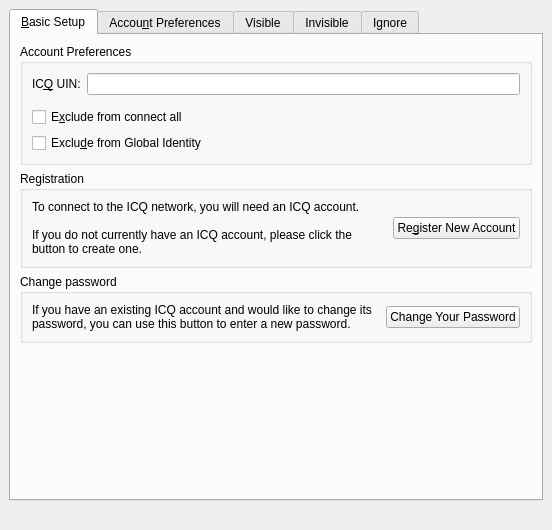
Qt form protocols/oscar/icq/ui/icqeditaccountui.ui (KDE/kopete) before a commit.
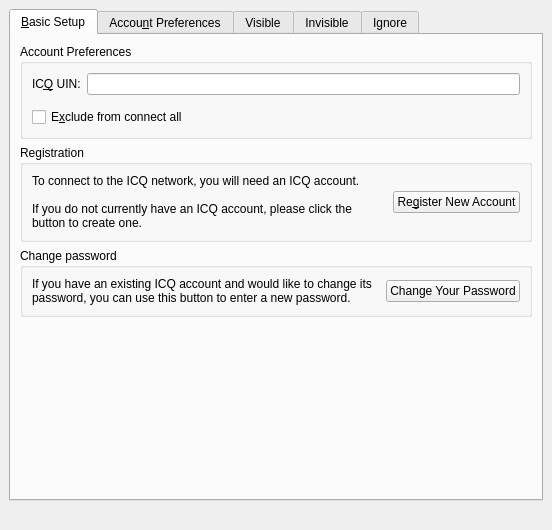
The same form after that commit. Custom widgets are drawn as their Qt base class.

Commit message: Remove the old Global Identity support. This will reimplemented later when the real identity support is done.

```diff
--- a/protocols/oscar/icq/ui/icqeditaccountui.ui
+++ b/protocols/oscar/icq/ui/icqeditaccountui.ui
@@ -99,13 +99,6 @@
             </property>
            </widget>
           </item>
-          <item>
-           <widget class="QCheckBox" name="chkGlobalIdentity" >
-            <property name="text" >
-             <string>Exclu&amp;de from Global Identity</string>
-            </property>
-           </widget>
-          </item>
          </layout>
         </widget>
        </item>
@@ -124,9 +117,7 @@
           <item>
            <widget class="QLabel" name="textLabel6" >
             <property name="sizePolicy" >
-             <sizepolicy>
-              <hsizetype>3</hsizetype>
-              <vsizetype>1</vsizetype>
+             <sizepolicy vsizetype="Minimum" hsizetype="MinimumExpanding" >
               <horstretch>0</horstretch>
               <verstretch>0</verstretch>
              </sizepolicy>
@@ -174,9 +165,7 @@
           <item>
            <widget class="QLabel" name="label" >
             <property name="sizePolicy" >
-             <sizepolicy>
-              <hsizetype>7</hsizetype>
-              <vsizetype>5</vsizetype>
+             <sizepolicy vsizetype="Preferred" hsizetype="Expanding" >
               <horstretch>0</horstretch>
               <verstretch>0</verstretch>
              </sizepolicy>
@@ -192,9 +181,7 @@
           <item>
            <widget class="QPushButton" name="buttonChangePassword" >
             <property name="sizePolicy" >
-             <sizepolicy>
-              <hsizetype>1</hsizetype>
-              <vsizetype>0</vsizetype>
+             <sizepolicy vsizetype="Fixed" hsizetype="Minimum" >
               <horstretch>0</horstretch>
               <verstretch>0</verstretch>
              </sizepolicy>
```
Left out of the diff: 283 changed lines with no effect on the pictures. The commit also changes 26 other files.
